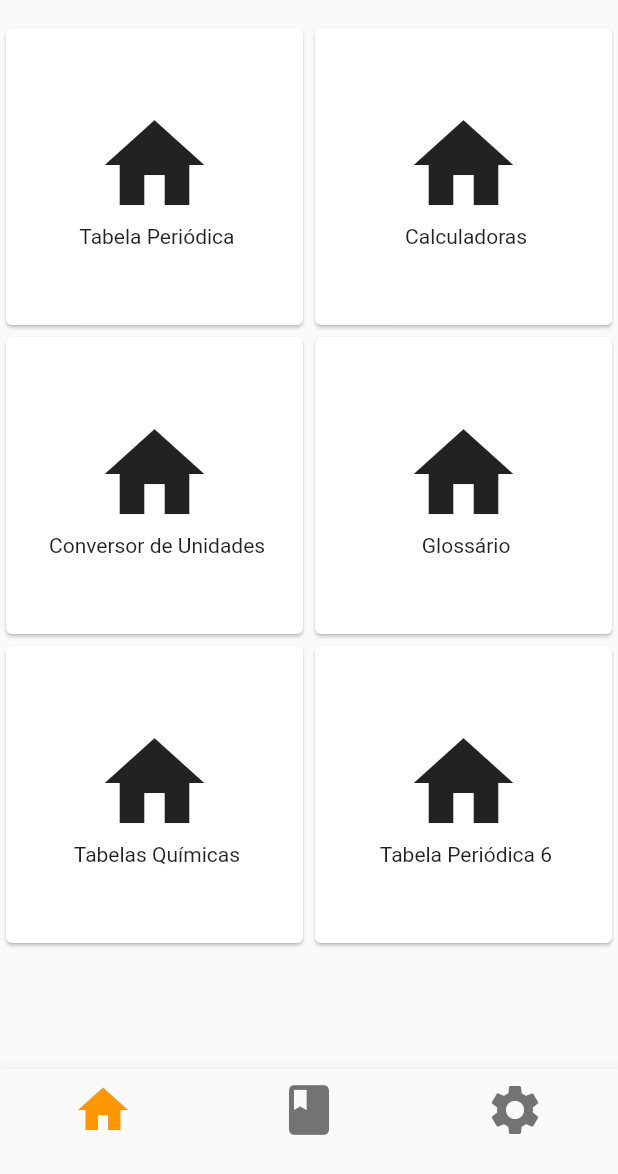
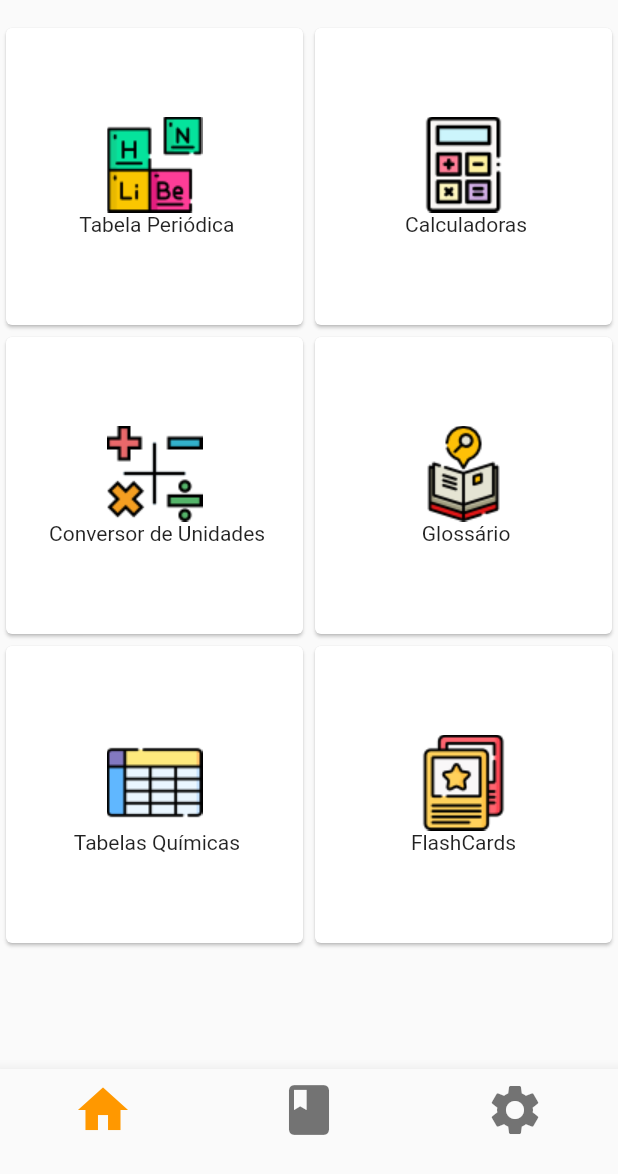
Before and after one commit to JoanaCristina/quiz_app, a Flutter app: the screen it shows after launch, on a phone screen of 412 x 824 dp, the part 62-1236 px from its top. Run offline on Flutter 3.47's test engine with Material 2 defaults, Android fonts, the phone set to English and light mode, and no system bars; our stand-ins replace cloud_firestore, firebase_auth, firebase_core, random_string, shared_preferences; accounts and stored records are empty.

Commit message:
icons home screen

```diff
--- a/lib/app/models/option_model.dart
+++ b/lib/app/models/option_model.dart
@@ -1,8 +1,7 @@
-import 'package:flutter/material.dart';
 
 class Option {
   final String title;
-  final IconData icon;
+  final String imageURL;
 
-  Option({required this.title, required this.icon});
+  Option({required this.title, required this.imageURL});
 }
--- a/lib/app/views/initial.screen.dart
+++ b/lib/app/views/initial.screen.dart
@@ -11,12 +11,21 @@ class InitialScreen extends StatefulWidget {
 
 class _InitialScreenState extends State<InitialScreen> {
   List<Option> options = [
-    Option(title: " Tabela Periódica", icon: Icons.home),
-    Option(title: " Calculadoras", icon: Icons.home),
-    Option(title: " Conversor de Unidades", icon: Icons.home),
-    Option(title: " Glossário", icon: Icons.home),
-    Option(title: " Tabelas Químicas", icon: Icons.home),
-    Option(title: " Tabela Periódica 6", icon: Icons.home),
+    Option(
+        title: " Tabela Periódica",
+        imageURL: "assets/images/periodic-table.png"),
+    Option(
+        title: " Calculadoras", imageURL: "assets/images/calculadora.png"),
+    Option(
+        title: " Conversor de Unidades",
+        imageURL: "assets/images/calculator.png"),
+    Option(title: " Glossário", imageURL: "assets/images/dicionario.png"),
+    Option(
+        title: " Tabelas Químicas",
+        imageURL: "assets/images/tabela.png"),
+    Option(
+        title: " FlashCards ",
+        imageURL: "assets/images/flashcard.png"),
   ];
 
   @override
@@ -53,19 +62,13 @@ class OptionCard extends StatelessWidget {
 
   @override
   Widget build(BuildContext context) {
-
-
-
-
-
-
     return Card(
         child: Center(
       child: Column(
           mainAxisSize: MainAxisSize.min,
           crossAxisAlignment: CrossAxisAlignment.center,
           children: [
-            Icon(option.icon, size: 80),
+            Image.asset(option.imageURL),
             Text(option.title),
           ]),
     ));
--- a/pubspec.yaml
+++ b/pubspec.yaml
@@ -25,11 +25,9 @@ dev_dependencies:
   flutter_lints: ^2.0.0
 flutter:
   uses-material-design: true
+  assets:
+    - assets/images/
 
-  # To add assets to your application, add an assets section, like this:
-  # assets:
-  #   - images/a_dot_burr.jpeg
-  #   - images/a_dot_ham.jpeg
 
   # An image asset can refer to one or more resolution-specific "variants", see
   # https://flutter.dev/assets-and-images/#resolution-aware
```
Also changed, not shown: assets/images/calculadora.png (added), assets/images/calculator.png (added), assets/images/dicionario.png (added), assets/images/flashcard.png (added), assets/images/periodic-table.png (added), assets/images/tabela.png (added).
